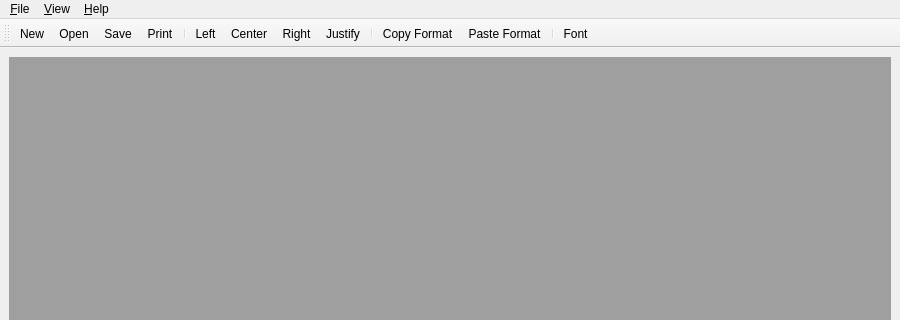
This is TextEditor/mainwindow.ui in evgenybakshaev/gbQT as Qt 5 draws it before an edit; both pictures show x 0 to 900 and y 0 to 320 of the 900 by 600 pixel window. The edited form follows.
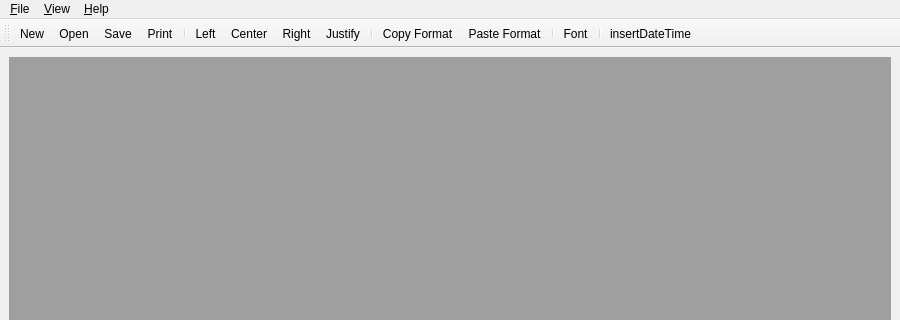
This is the edited form.

The edit to the form file:
```diff
--- a/TextEditor/mainwindow.ui
+++ b/TextEditor/mainwindow.ui
@@ -99,6 +99,8 @@
    <addaction name="actionPasteFormat"/>
    <addaction name="separator"/>
    <addaction name="actionFont"/>
+   <addaction name="separator"/>
+   <addaction name="actioninsertDateTime"/>
   </widget>
   <action name="actionNew">
    <property name="text">
@@ -239,6 +241,11 @@
     <string>Font</string>
    </property>
   </action>
+  <action name="actioninsertDateTime">
+   <property name="text">
+    <string>insertDateTime</string>
+   </property>
+  </action>
  </widget>
  <resources/>
  <connections/>
```
